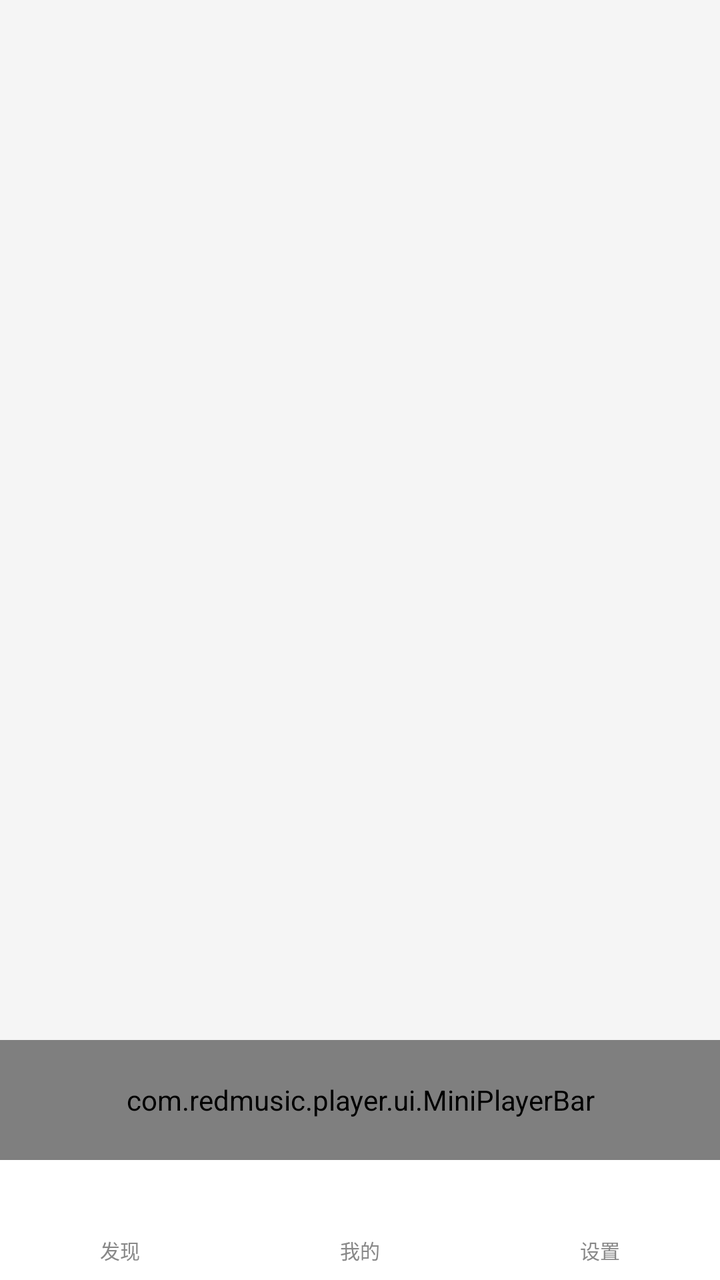
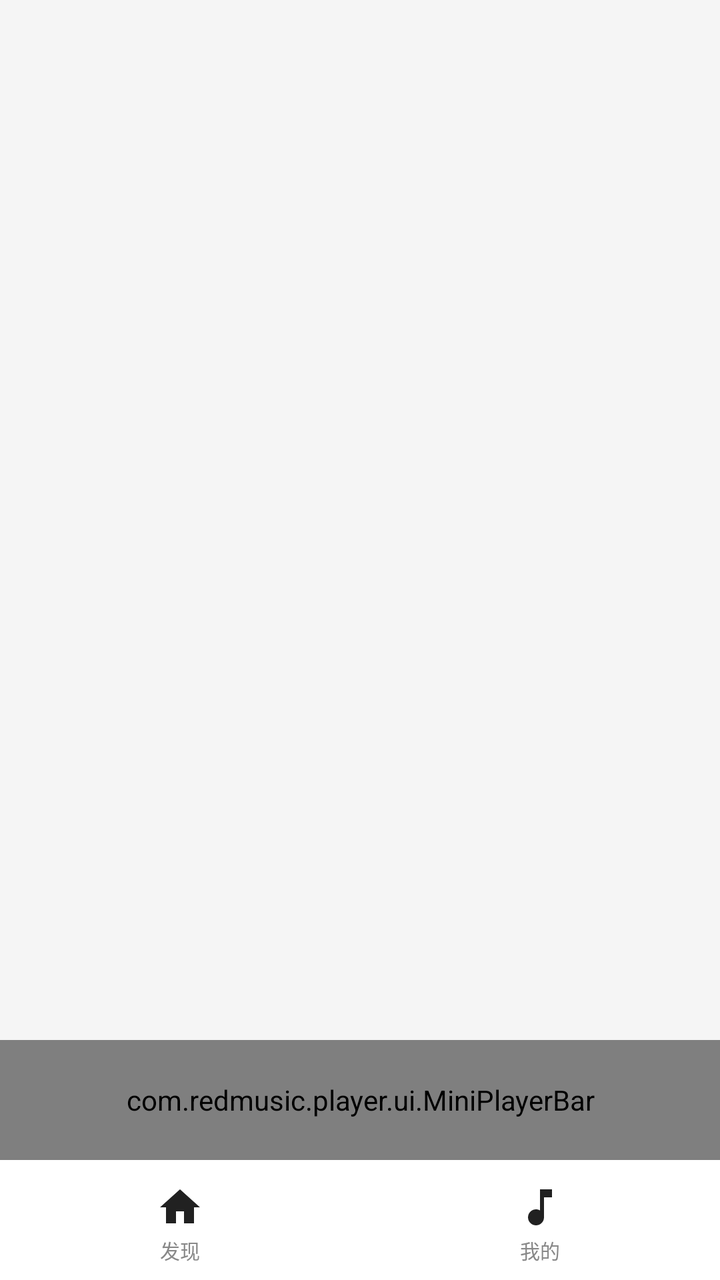

Compare the two renders of this Android layout. The source of the first and the diff that turns it into the second are given below.
<!-- AndroidManifest.xml: application theme Theme.RedMusic -->
<!-- res/layout/activity_main.xml -->
<?xml version="1.0" encoding="utf-8"?>
<LinearLayout xmlns:android="http://schemas.android.com/apk/res/android"
    android:layout_width="match_parent"
    android:layout_height="match_parent"
    android:orientation="vertical">

    <FrameLayout
        android:id="@+id/fragment_container"
        android:layout_width="match_parent"
        android:layout_height="0dp"
        android:layout_weight="1" />

    <com.redmusic.player.ui.MiniPlayerBar
        android:id="@+id/mini_bar"
        android:layout_width="match_parent"
        android:layout_height="60dp"
        android:background="@color/bg_card"
        android:paddingStart="12dp"
        android:paddingEnd="12dp" />

    
    <LinearLayout
        android:id="@+id/custom_nav"
        android:layout_width="match_parent"
        android:layout_height="60dp"
        android:background="@color/bg_card"
        android:gravity="center"
        android:orientation="horizontal"
        android:paddingTop="4dp">

        <LinearLayout
            android:id="@+id/nav_home"
            android:layout_width="0dp"
            android:layout_height="match_parent"
            android:layout_weight="1"
            android:gravity="center"
            android:orientation="vertical">

            <ImageView
                android:id="@+id/nav_home_icon"
                android:layout_width="24dp"
                android:layout_height="24dp"
                android:contentDescription="发现"
                android:src="@drawable/ic_home" />

            <TextView
                android:id="@+id/nav_home_text"
                android:layout_width="wrap_content"
                android:layout_height="wrap_content"
                android:layout_marginTop="2dp"
                android:text="发现"
                android:textColor="#888888"
                android:textSize="10sp" />
        </LinearLayout>

        <LinearLayout
            android:id="@+id/nav_library"
            android:layout_width="0dp"
            android:layout_height="match_parent"
            android:layout_weight="1"
            android:gravity="center"
            android:orientation="vertical">

            <ImageView
                android:id="@+id/nav_library_icon"
                android:layout_width="24dp"
                android:layout_height="24dp"
                android:contentDescription="我的"
                android:src="@drawable/ic_library" />

            <TextView
                android:id="@+id/nav_library_text"
                android:layout_width="wrap_content"
                android:layout_height="wrap_content"
                android:layout_marginTop="2dp"
                android:text="我的"
                android:textColor="#888888"
                android:textSize="10sp" />
        </LinearLayout>

        <LinearLayout
            android:id="@+id/nav_settings"
            android:layout_width="0dp"
            android:layout_height="match_parent"
            android:layout_weight="1"
            android:gravity="center"
            android:orientation="vertical">

            <ImageView
                android:id="@+id/nav_settings_icon"
                android:layout_width="24dp"
                android:layout_height="24dp"
                android:contentDescription="设置"
                android:src="@drawable/ic_settings" />

            <TextView
                android:id="@+id/nav_settings_text"
                android:layout_width="wrap_content"
                android:layout_height="wrap_content"
                android:layout_marginTop="2dp"
                android:text="设置"
                android:textColor="#888888"
                android:textSize="10sp" />
        </LinearLayout>
    </LinearLayout>

</LinearLayout>
<!-- resources referenced by this layout -->
<resources>
  <color name="bg_card">#FFFFFF</color>
  <!-- drawable ic_home (drawable) -->
  <?xml version="1.0" encoding="utf-8"?>
  <vector xmlns:android="http://schemas.android.com/apk/res/android"
      android:width="24dp" android:height="24dp"
      android:viewportWidth="24" android:viewportHeight="24">
      <path android:fillColor="#FFFFFF" android:pathData="M10,20v-6h4v6h5v-8h3L12,3L2,12h3v8z" />
  </vector>
  <!-- drawable ic_library (drawable) -->
  <?xml version="1.0" encoding="utf-8"?>
  <vector xmlns:android="http://schemas.android.com/apk/res/android"
      android:width="24dp" android:height="24dp"
      android:viewportWidth="24" android:viewportHeight="24">
      <path android:fillColor="#FFFFFF" android:pathData="M12,3v10.55c-0.59,-0.34 -1.27,-0.55 -2,-0.55c-2.21,0 -4,1.79 -4,4s1.79,4 4,4s4,-1.79 4,-4V7h4V3h-6z" />
  </vector>
  <!-- drawable ic_settings (drawable) -->
  <?xml version="1.0" encoding="utf-8"?>
  <vector xmlns:android="http://schemas.android.com/apk/res/android"
      android:width="24dp"
      android:height="24dp"
      android:viewportWidth="24"
      android:viewportHeight="24"
      android:tint="#FFFFFF">
      <path
          android:fillColor="#FFFFFFFF"
          android:pathData="M19.14,12.94c0.04,-0.3 0.06,-0.61 0.06,-0.94c0,-0.32 -0.02,-0.64 -0.07,-0.94l2.03,-1.58c0.18,-0.14 0.23,-0.41 0.12,-0.61l-1.92,-3.32c-0.12,-0.22 -0.37,-0.29 -0.59,-0.22l-2.39,0.96c-0.5,-0.38 -1.03,-0.7 -1.62,-0.94L14.4,2.81c-0.04,-0.24 -0.24,-0.41 -0.48,-0.41h-3.84c-0.24,0 -0.43,0.17 -0.47,0.41L9.25,5.35C8.66,5.59 8.12,5.92 7.63,6.29L5.24,5.33c-0.22,-0.08 -0.47,0 -0.59,0.22L2.74,8.87c-0.12,0.21 -0.08,0.47 0.12,0.61l2.03,1.58c-0.05,0.3 -0.09,0.63 -0.09,0.94s0.02,0.64 0.07,0.94l-2.03,1.58c-0.18,0.14 -0.23,0.41 -0.12,0.61l1.92,3.32c0.12,0.22 0.37,0.29 0.59,0.22l2.39,-0.96c0.5,0.38 1.03,0.7 1.62,0.94l0.36,2.54c0.05,0.24 0.24,0.41 0.48,0.41h3.84c0.24,0 0.44,-0.17 0.47,-0.41l0.36,-2.54c0.59,-0.24 1.13,-0.56 1.62,-0.94l2.39,0.96c0.22,0.08 0.47,0 0.59,-0.22l1.92,-3.32c0.12,-0.22 0.07,-0.47 -0.12,-0.61L19.14,12.94zM12,15.6c-1.98,0 -3.6,-1.62 -3.6,-3.6s1.62,-3.6 3.6,-3.6s3.6,1.62 3.6,3.6S13.98,15.6 12,15.6z" />
  </vector>
  <style name="Theme.RedMusic" parent="Theme.AppCompat.DayNight.NoActionBar">
          <item name="colorPrimary">@color/red</item>
          <item name="colorPrimaryDark">#8A0808</item>
          <item name="colorAccent">@color/red_light</item>
          <item name="android:windowBackground">@color/bg</item>
          <item name="android:statusBarColor">@color/bg</item>
          <item name="android:navigationBarColor">@color/bg</item>
          <item name="android:textColorPrimary">@color/text_primary</item>
      </style>
  <color name="red">#C20C0C</color>
  <color name="red_light">#FF6B6B</color>
  <color name="bg">#F5F5F5</color>
  <color name="text_primary">#212121</color>
</resources>

<!-- the commit's change to res/layout/activity_main.xml (unified diff, before → after) -->
@@ -77,31 +77,6 @@
                 android:textColor="#888888"
                 android:textSize="10sp" />
         </LinearLayout>
-
-        <LinearLayout
-            android:id="@+id/nav_settings"
-            android:layout_width="0dp"
-            android:layout_height="match_parent"
-            android:layout_weight="1"
-            android:gravity="center"
-            android:orientation="vertical">
-
-            <ImageView
-                android:id="@+id/nav_settings_icon"
-                android:layout_width="24dp"
-                android:layout_height="24dp"
-                android:contentDescription="设置"
-                android:src="@drawable/ic_settings" />
-
-            <TextView
-                android:id="@+id/nav_settings_text"
-                android:layout_width="wrap_content"
-                android:layout_height="wrap_content"
-                android:layout_marginTop="2dp"
-                android:text="设置"
-                android:textColor="#888888"
-                android:textSize="10sp" />
-        </LinearLayout>
     </LinearLayout>
 
 </LinearLayout>
<!-- resource entries referenced after the edit -->
@@ -6,26 +6,14 @@
   <vector xmlns:android="http://schemas.android.com/apk/res/android"
       android:width="24dp" android:height="24dp"
       android:viewportWidth="24" android:viewportHeight="24">
-      <path android:fillColor="#FFFFFF" android:pathData="M10,20v-6h4v6h5v-8h3L12,3L2,12h3v8z" />
+      <path android:fillColor="@color/text_primary" android:pathData="M10,20v-6h4v6h5v-8h3L12,3L2,12h3v8z" />
   </vector>
   <!-- drawable ic_library (drawable) -->
   <?xml version="1.0" encoding="utf-8"?>
   <vector xmlns:android="http://schemas.android.com/apk/res/android"
       android:width="24dp" android:height="24dp"
       android:viewportWidth="24" android:viewportHeight="24">
-      <path android:fillColor="#FFFFFF" android:pathData="M12,3v10.55c-0.59,-0.34 -1.27,-0.55 -2,-0.55c-2.21,0 -4,1.79 -4,4s1.79,4 4,4s4,-1.79 4,-4V7h4V3h-6z" />
-  </vector>
-  <!-- drawable ic_settings (drawable) -->
-  <?xml version="1.0" encoding="utf-8"?>
-  <vector xmlns:android="http://schemas.android.com/apk/res/android"
-      android:width="24dp"
-      android:height="24dp"
-      android:viewportWidth="24"
-      android:viewportHeight="24"
-      android:tint="#FFFFFF">
-      <path
-          android:fillColor="#FFFFFFFF"
-          android:pathData="M19.14,12.94c0.04,-0.3 0.06,-0.61 0.06,-0.94c0,-0.32 -0.02,-0.64 -0.07,-0.94l2.03,-1.58c0.18,-0.14 0.23,-0.41 0.12,-0.61l-1.92,-3.32c-0.12,-0.22 -0.37,-0.29 -0.59,-0.22l-2.39,0.96c-0.5,-0.38 -1.03,-0.7 -1.62,-0.94L14.4,2.81c-0.04,-0.24 -0.24,-0.41 -0.48,-0.41h-3.84c-0.24,0 -0.43,0.17 -0.47,0.41L9.25,5.35C8.66,5.59 8.12,5.92 7.63,6.29L5.24,5.33c-0.22,-0.08 -0.47,0 -0.59,0.22L2.74,8.87c-0.12,0.21 -0.08,0.47 0.12,0.61l2.03,1.58c-0.05,0.3 -0.09,0.63 -0.09,0.94s0.02,0.64 0.07,0.94l-2.03,1.58c-0.18,0.14 -0.23,0.41 -0.12,0.61l1.92,3.32c0.12,0.22 0.37,0.29 0.59,0.22l2.39,-0.96c0.5,0.38 1.03,0.7 1.62,0.94l0.36,2.54c0.05,0.24 0.24,0.41 0.48,0.41h3.84c0.24,0 0.44,-0.17 0.47,-0.41l0.36,-2.54c0.59,-0.24 1.13,-0.56 1.62,-0.94l2.39,0.96c0.22,0.08 0.47,0 0.59,-0.22l1.92,-3.32c0.12,-0.22 0.07,-0.47 -0.12,-0.61L19.14,12.94zM12,15.6c-1.98,0 -3.6,-1.62 -3.6,-3.6s1.62,-3.6 3.6,-3.6s3.6,1.62 3.6,3.6S13.98,15.6 12,15.6z" />
+      <path android:fillColor="@color/text_primary" android:pathData="M12,3v10.55c-0.59,-0.34 -1.27,-0.55 -2,-0.55c-2.21,0 -4,1.79 -4,4s1.79,4 4,4s4,-1.79 4,-4V7h4V3h-6z" />
   </vector>
   <style name="Theme.RedMusic" parent="Theme.AppCompat.DayNight.NoActionBar">
           <item name="colorPrimary">@color/red</item>
